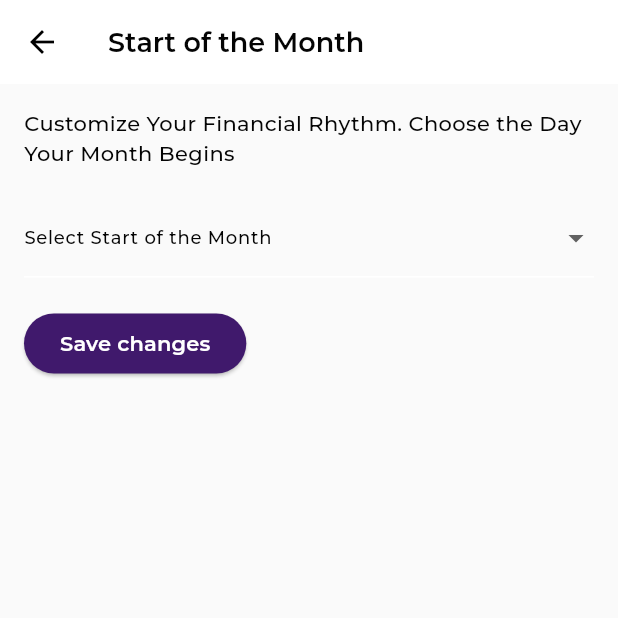
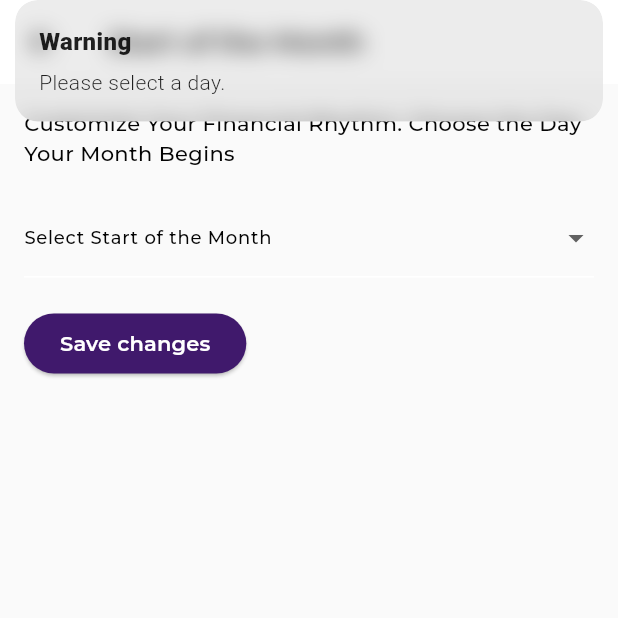
Before and after one commit to Adisa-Shobi/Xpanse, a Flutter app: the StartOfMonthScreen screen opened directly, after a tap on "Save changes", on a phone screen of 412 x 824 dp, the top half of it. Run offline on Flutter 3.47's test engine with Material 3 defaults, Android fonts, the light colour scheme and no system bars; our stand-ins replace cloud_firestore, firebase_auth, firebase_core, firebase_storage, get, google_sign_in and 3 more; missing offline and left inert: flutter_sms_inbox, readsms; accounts and stored records are empty; project files that could hold a hidden picture were left out.

Commit message:
Modified: Updated the profile screens

```diff
--- a/xpanse_app/lib/views/home/views/start_of_month_screen.dart
+++ b/xpanse_app/lib/views/home/views/start_of_month_screen.dart
@@ -1,12 +1,17 @@
 import '../../../utils/typography.dart';
 import '../../../utils/colors.dart';
 import 'package:flutter/material.dart';
+import 'package:get/get.dart';
+import 'package:xpanse_app/controllers/profile_controller.dart';
 
 class StartOfMonthScreen extends StatelessWidget {
   const StartOfMonthScreen({super.key});
 
   @override
   Widget build(BuildContext context) {
+    final ProfileController profileController = Get.find<ProfileController>();
+    String? selectedDay;
+
     return Scaffold(
       appBar: AppBar(
         title: Text('Start of the Month', style: AppTypography.h3),
@@ -22,102 +27,16 @@ class StartOfMonthScreen extends StatelessWidget {
             ),
             const SizedBox(height: 20),
             DropdownButtonFormField<String>(
-              items: [
-                DropdownMenuItem(
-                    child: Text('1', style: AppTypography.bodyMedium),
-                    value: '1'),
-                DropdownMenuItem(
-                    child: Text('2', style: AppTypography.bodyMedium),
-                    value: '2'),
-                DropdownMenuItem(
-                    child: Text('3', style: AppTypography.bodyMedium),
-                    value: '3'),
-                DropdownMenuItem(
-                    child: Text('4', style: AppTypography.bodyMedium),
-                    value: '4'),
-                DropdownMenuItem(
-                    child: Text('5', style: AppTypography.bodyMedium),
-                    value: '5'),
-                DropdownMenuItem(
-                    child: Text('6', style: AppTypography.bodyMedium),
-                    value: '6'),
-                DropdownMenuItem(
-                    child: Text('7', style: AppTypography.bodyMedium),
-                    value: '7'),
-                DropdownMenuItem(
-                    child: Text('8', style: AppTypography.bodyMedium),
-                    value: '8'),
-                DropdownMenuItem(
-                    child: Text('9', style: AppTypography.bodyMedium),
-                    value: '9'),
-                DropdownMenuItem(
-                    child: Text('10', style: AppTypography.bodyMedium),
-                    value: '10'),
-                DropdownMenuItem(
-                    child: Text('11', style: AppTypography.bodyMedium),
-                    value: '11'),
-                DropdownMenuItem(
-                    child: Text('12', style: AppTypography.bodyMedium),
-                    value: '12'),
-                DropdownMenuItem(
-                    child: Text('13', style: AppTypography.bodyMedium),
-                    value: '13'),
-                DropdownMenuItem(
-                    child: Text('14', style: AppTypography.bodyMedium),
-                    value: '14'),
-                DropdownMenuItem(
-                    child: Text('15', style: AppTypography.bodyMedium),
-                    value: '15'),
-                DropdownMenuItem(
-                    child: Text('16', style: AppTypography.bodyMedium),
-                    value: '16'),
-                DropdownMenuItem(
-                    child: Text('17', style: AppTypography.bodyMedium),
-                    value: '17'),
-                DropdownMenuItem(
-                    child: Text('18', style: AppTypography.bodyMedium),
-                    value: '18'),
-                DropdownMenuItem(
-                    child: Text('19', style: AppTypography.bodyMedium),
-                    value: '19'),
-                DropdownMenuItem(
-                    child: Text('20', style: AppTypography.bodyMedium),
-                    value: '20'),
-                DropdownMenuItem(
-                    child: Text('21', style: AppTypography.bodyMedium),
-                    value: '21'),
-                DropdownMenuItem(
-                    child: Text('22', style: AppTypography.bodyMedium),
-                    value: '22'),
-                DropdownMenuItem(
-                    child: Text('23', style: AppTypography.bodyMedium),
-                    value: '23'),
-                DropdownMenuItem(
-                    child: Text('24', style: AppTypography.bodyMedium),
-                    value: '24'),
-                DropdownMenuItem(
-                    child: Text('25', style: AppTypography.bodyMedium),
-                    value: '25'),
-                DropdownMenuItem(
-                    child: Text('26', style: AppTypography.bodyMedium),
-                    value: '26'),
-                DropdownMenuItem(
-                    child: Text('27', style: AppTypography.bodyMedium),
-                    value: '27'),
-                DropdownMenuItem(
-                    child: Text('28', style: AppTypography.bodyMedium),
-                    value: '28'),
-                DropdownMenuItem(
-                    child: Text('29', style: AppTypography.bodyMedium),
-                    value: '29'),
-                DropdownMenuItem(
-                    child: Text('30', style: AppTypography.bodyMedium),
-                    value: '30'),
-                DropdownMenuItem(
-                    child: Text('31', style: AppTypography.bodyMedium),
-                    value: '31'),
-              ],
-              onChanged: (value) {},
+              items: List.generate(31, (index) {
+                int day = index + 1; // Days from 1 to 31
+                return DropdownMenuItem(
+                  value: day.toString(),
+                  child: Text(day.toString(), style: AppTypography.bodyMedium),
+                );
+              }),
+              onChanged: (value) {
+                selectedDay = value; // Store selected day
+              },
               decoration: InputDecoration(
                 labelText: 'Select Start of the Month',
                 labelStyle: AppTypography.bodyMedium,
@@ -129,7 +48,11 @@ class StartOfMonthScreen extends StatelessWidget {
                 backgroundColor: AppColors.primary,
               ),
               onPressed: () {
-                // Save changes
+                if (selectedDay != null) {
+                  profileController.updateStartOfMonth(selectedDay!);
+                } else {
+                  Get.snackbar('Warning', 'Please select a day.');
+                }
               },
               child: Text(
                 'Save changes',
```
Also changed, not shown: xpanse_app/lib/views/home/views/personal_information_screen.dart (+46 -16 lines), xpanse_app/lib/views/home/views/profile_view.dart (+6 -6 lines).
